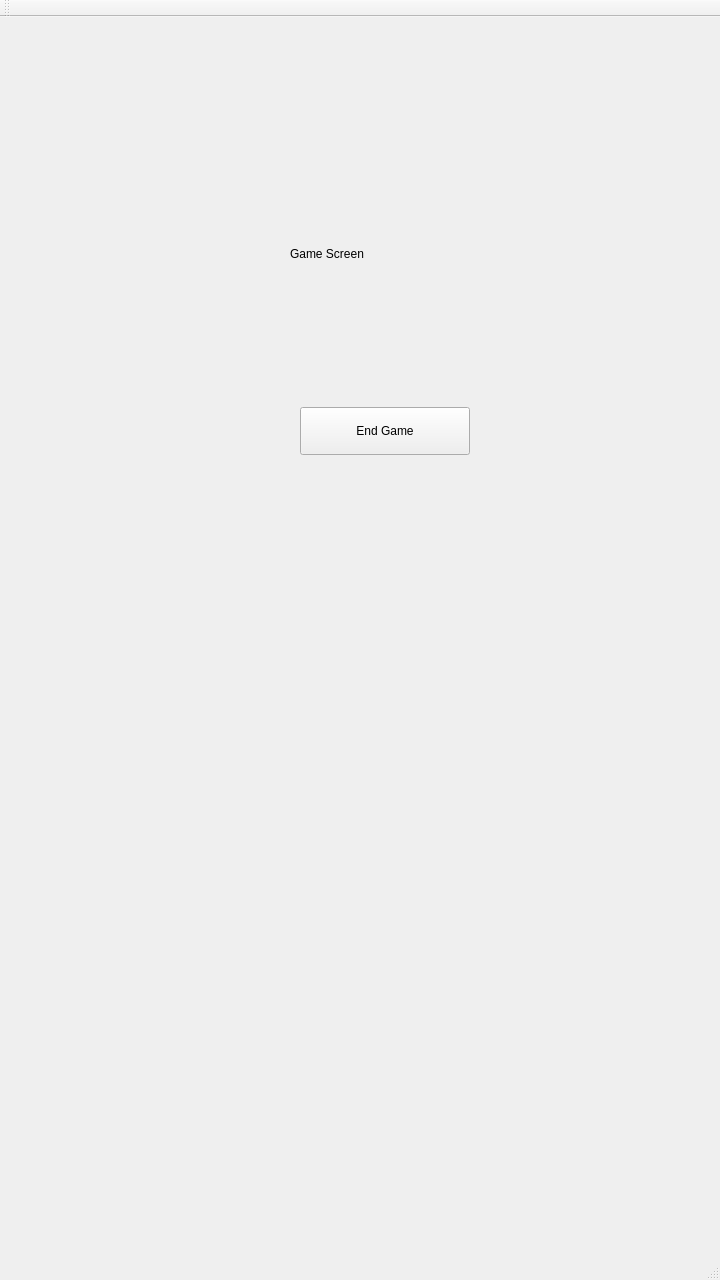
Before: the Qt Designer form SpaceTurtleSpeedTyping/GameWindow/gamewindow.ui in KunaalKumar/SATVocabTypingGame, drawn with Qt 5.
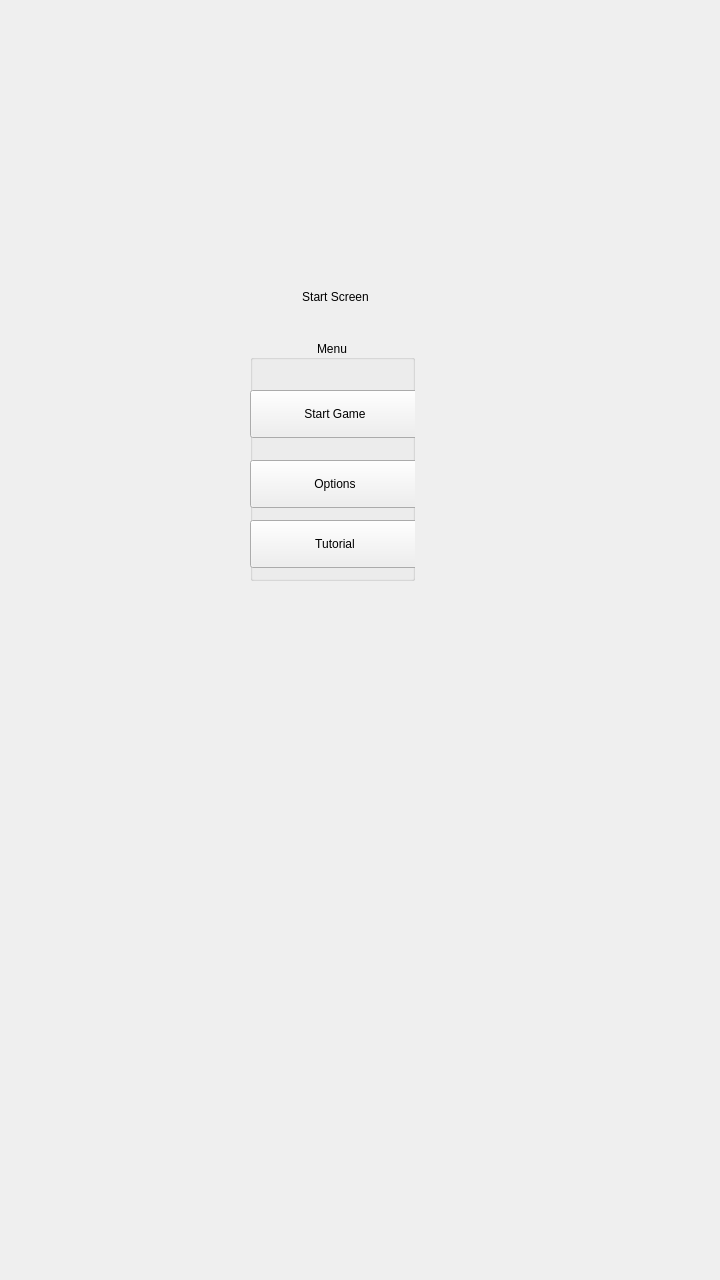
After: the same form once the commit is applied. The open tabs and pages were chosen to show the change.

```diff
--- a/SpaceTurtleSpeedTyping/GameWindow/gamewindow.ui
+++ b/SpaceTurtleSpeedTyping/GameWindow/gamewindow.ui
@@ -17,17 +17,17 @@
    <widget class="QStackedWidget" name="stackedWidget">
     <property name="geometry">
      <rect>
-      <x>30</x>
-      <y>-20</y>
-      <width>721</width>
-      <height>1201</height>
+      <x>0</x>
+      <y>0</y>
+      <width>720</width>
+      <height>1280</height>
      </rect>
     </property>
     <widget class="QWidget" name="page">
      <widget class="QLabel" name="label">
       <property name="geometry">
        <rect>
-        <x>260</x>
+        <x>250</x>
         <y>280</y>
         <width>171</width>
         <height>34</height>
@@ -36,11 +36,14 @@
       <property name="text">
        <string>Start Screen</string>
       </property>
+      <property name="alignment">
+       <set>Qt::AlignCenter</set>
+      </property>
      </widget>
      <widget class="QGroupBox" name="menuBox">
       <property name="geometry">
        <rect>
-        <x>220</x>
+        <x>250</x>
         <y>340</y>
         <width>165</width>
         <height>241</height>
@@ -96,55 +99,8 @@
       </widget>
      </widget>
     </widget>
-    <widget class="QWidget" name="page_2">
-     <widget class="QLabel" name="label_2">
-      <property name="geometry">
-       <rect>
-        <x>260</x>
-        <y>240</y>
-        <width>181</width>
-        <height>34</height>
-       </rect>
-      </property>
-      <property name="text">
-       <string>Game Screen</string>
-      </property>
-     </widget>
-     <widget class="QPushButton" name="endGameButton">
-      <property name="geometry">
-       <rect>
-        <x>270</x>
-        <y>410</y>
-        <width>170</width>
-        <height>48</height>
-       </rect>
-      </property>
-      <property name="text">
-       <string>End Game</string>
-      </property>
-     </widget>
-    </widget>
    </widget>
   </widget>
-  <widget class="QMenuBar" name="menuBar">
-   <property name="geometry">
-    <rect>
-     <x>0</x>
-     <y>0</y>
-     <width>720</width>
-     <height>22</height>
-    </rect>
-   </property>
-  </widget>
-  <widget class="QToolBar" name="mainToolBar">
-   <attribute name="toolBarArea">
-    <enum>TopToolBarArea</enum>
-   </attribute>
-   <attribute name="toolBarBreak">
-    <bool>false</bool>
-   </attribute>
-  </widget>
-  <widget class="QStatusBar" name="statusBar"/>
  </widget>
  <layoutdefault spacing="6" margin="11"/>
  <resources/>
```
